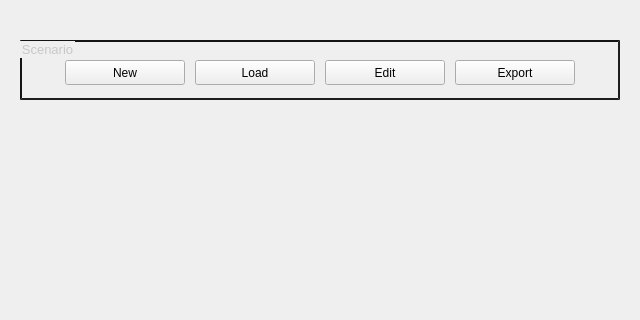
Old version of the form ui/dialogmainmenu.ui in the repository ignmiz/ATC_Console; both pictures show x 0 to 640 and y 0 to 320 of the 640 by 480 pixel window.
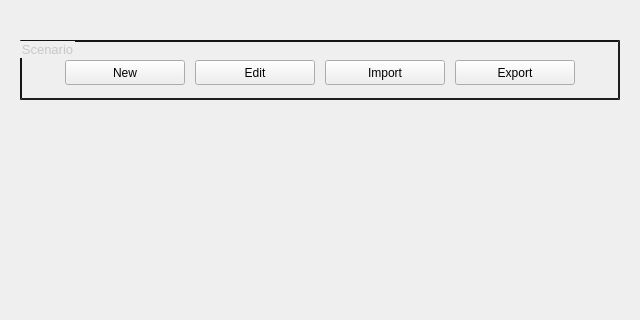
New version of the form.

Diff of the .ui file:
```diff
--- a/ui/dialogmainmenu.ui
+++ b/ui/dialogmainmenu.ui
@@ -64,7 +64,7 @@
    <widget class="QPushButton" name="buttonEditSimulation">
     <property name="geometry">
      <rect>
-      <x>305</x>
+      <x>175</x>
       <y>20</y>
       <width>120</width>
       <height>25</height>
@@ -103,14 +103,14 @@
    <widget class="QPushButton" name="buttonLoadSimulaiton">
     <property name="geometry">
      <rect>
-      <x>175</x>
+      <x>305</x>
       <y>20</y>
       <width>120</width>
       <height>25</height>
      </rect>
     </property>
     <property name="text">
-     <string>Load</string>
+     <string>Import</string>
     </property>
    </widget>
   </widget>
```
Left out of the diff: 2 changed lines with no effect on the pictures.
